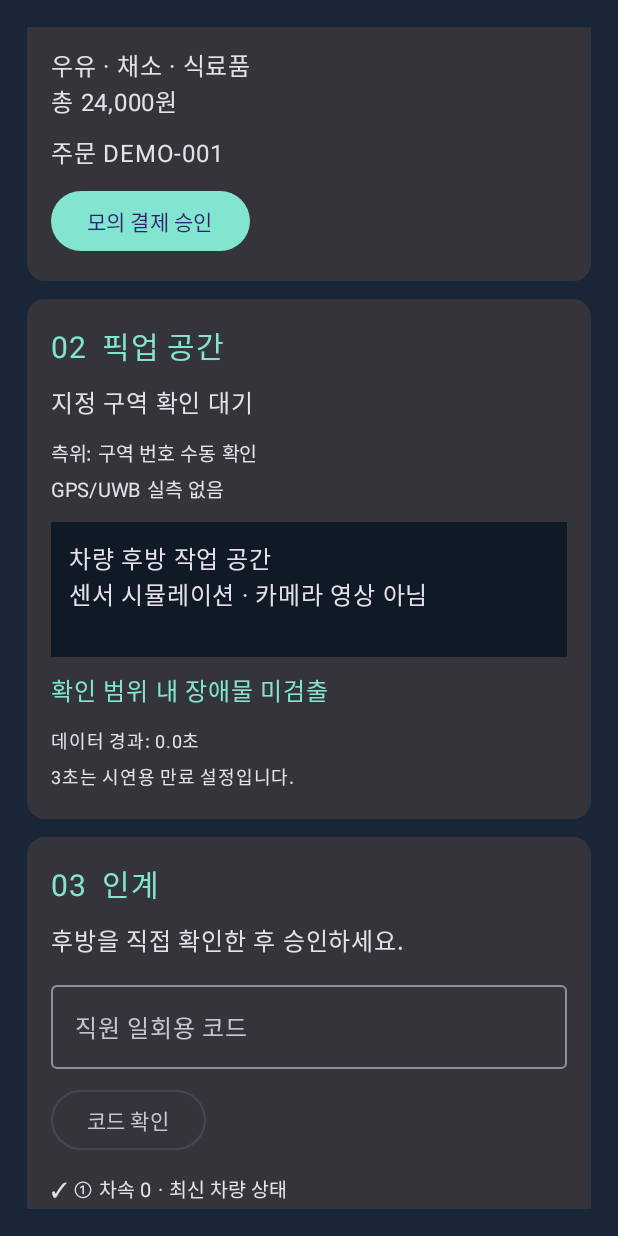
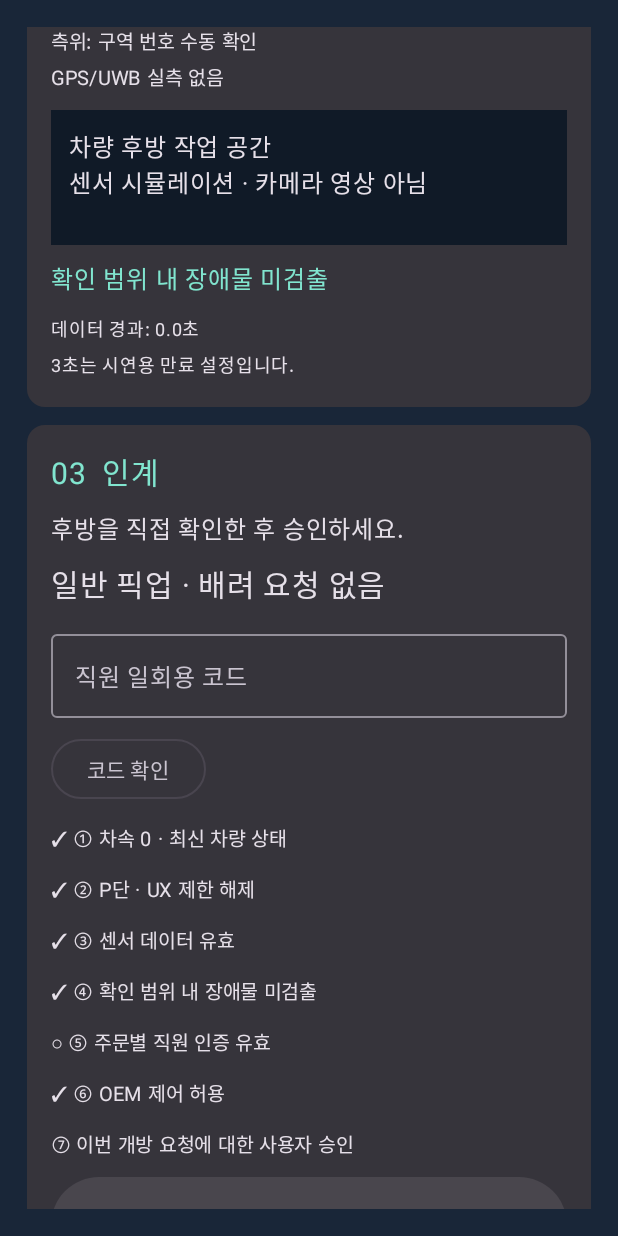
Before and after one commit to leechanghwanspace/Pleos-CurbLink, an Android app built with Jetpack Compose: the screen it shows after launch (MainActivity), on a phone screen of 412 x 824 dp. Run offline under Robolectric (Android 15) with nearby library versions, the phone set to English and light mode, and no system bars.

Commit message:
Add considerate pickup profile and assistance handoff

```diff
--- a/app/src/main/java/io/curblink/demo/CurbLinkMainScreen.kt
+++ b/app/src/main/java/io/curblink/demo/CurbLinkMainScreen.kt
@@ -19,7 +19,7 @@ fun CurbLinkMainScreen(vm: CurbLinkViewModel) {
     val s by vm.state.collectAsState()
     val locked = SafetyPolicy.locked(s.vehicle, s.now)
     val interlock = TailgateInterlockEvaluator.evaluate(s.vehicle, s.sensor, s.staff, s.order, s.now)
-    val canApprove = interlock.prerequisitesMet && s.zoneConfirmed && s.order.state == OrderState.READY && s.vehicle.tailgate == Tailgate.CLOSED
+    val canApprove = TailgateInterlockEvaluator.canRequest(s.vehicle, s.sensor, s.staff, s.order, s.now, s.zoneConfirmed, true, s.care)
     var evaluator by remember { mutableStateOf(false) }
     Surface(Modifier.fillMaxSize()) {
         Column(Modifier.safeDrawingPadding().padding(18.dp).verticalScroll(rememberScrollState()), verticalArrangement = Arrangement.spacedBy(12.dp)) {
@@ -27,6 +27,8 @@ fun CurbLinkMainScreen(vm: CurbLinkViewModel) {
             Text("차량에서 이어지는 픽업  |  독립 시연 APK · 모든 외부 연동은 모의", fontSize = 14.sp)
             Text("${s.vehicle.gear}  ·  ${s.vehicle.speedKmh.toInt()} km/h  ·  ${if (locked) "운전자 조작 잠금" else "정차 모드"}  ·  ${s.order.state}")
             if (locked) {
+                Text(assistanceLabel(s.care), fontSize = 20.sp)
+                if (s.care.needs.requested) Text("고객 준비 확인 해제 · 정차 후 다시 확인하세요", fontSize = 20.sp)
                 Card(Modifier.fillMaxWidth()) { Column(Modifier.padding(20.dp)) {
                     Text("운전에 집중해 주세요", fontSize = 24.sp)
                     Text("상품 탐색·결제·직원 코드·개방 조작이 잠겼습니다.")
@@ -72,6 +74,17 @@ fun CurbLinkMainScreen(vm: CurbLinkViewModel) {
                     OutlinedButton(onClick = vm::repeatPayment) { Text("중복 결제 재시도") }
                     OutlinedButton(onClick = vm::issueOtp) { Text("직원 코드 발급") }
                 }
+                Text("배려 요청 매장 응답 (상품 준비 완료와 별개)", fontSize = 20.sp)
+                Text("요청 서비스: " + listOfNotNull(
+                    "차량 안에서 수령".takeIf { s.care.needs.remainInVehicle },
+                    "트렁크 적재 도움".takeIf { s.care.needs.trunkLoadingHelp },
+                    "준비 시간 여유".takeIf { s.care.needs.extraPreparationTime }
+                ).joinToString(" · ").ifEmpty { "없음" }, fontSize = 20.sp)
+                Text(assistanceLabel(s.care), fontSize = 20.sp)
+                Button(onClick = { vm.assistanceResponse(AssistanceResponse.ACCEPTED) },
+                    enabled = s.care.needs.requested, modifier = Modifier.heightIn(min = 64.dp)) { Text("배려 요청 수락 · ACCEPTED", fontSize = 20.sp) }
+                OutlinedButton(onClick = { vm.assistanceResponse(AssistanceResponse.DECLINED) },
+                    enabled = s.care.needs.requested, modifier = Modifier.heightIn(min = 64.dp)) { Text("배려 요청 거절 · DECLINED", fontSize = 20.sp) }
                 Text("직원 단말 모의 코드: ${s.issuedOtp ?: "미발급/소비됨"}  ·  모의 청구 ${s.chargeCount}회  ·  개방 요청 ${s.commandCount}회")
                 Controls {
                     OutlinedButton(onClick = vm::acknowledgeOpen) { Text("차량 열림 응답") }
@@ -100,6 +113,7 @@ fun CurbLinkMainScreen(vm: CurbLinkViewModel) {
     Text("제휴 마트 DEMO · 픽업 구역 A-3")
     Text("우유 · 채소 · 식료품\n총 24,000원")
     Text("주문 ${s.order.id}")
+    CarePanel(s, vm)
     Button(onClick = vm::pay, enabled = s.order.state == OrderState.DRAFT) { Text("모의 결제 승인") }
     if (s.pendingMilk) {
         Text("음성 변경 요청 보류: 우유 추가\nMVP에서는 변경 결제를 실행하지 않습니다.")
@@ -123,11 +137,43 @@ fun CurbLinkMainScreen(vm: CurbLinkViewModel) {
 }
 @Composable private fun HandoffPanel(s: DemoState, vm: CurbLinkViewModel, checks: InterlockStatus, enabled: Boolean) {
     Text("후방을 직접 확인한 후 승인하세요.")
+    Text(assistanceLabel(s.care), fontSize = 20.sp)
+    if (s.care.needs.requested) {
+        Text(if (s.care.customerReady) "고객 준비: 직접 확인 완료" else "고객 준비: 확인 대기 · 도착만으로 확인되지 않습니다", fontSize = 20.sp)
+        Button(onClick = vm::customerReady,
+            enabled = s.care.response == AssistanceResponse.ACCEPTED && !s.care.customerReady &&
+                s.order.state in listOf(OrderState.DRAFT, OrderState.PAID, OrderState.READY),
+            modifier = Modifier.fillMaxWidth().heightIn(min = 64.dp)) { Text("정차 중 · 인계 준비됐어요", fontSize = 20.sp) }
+    }
     OutlinedTextField(value = s.otpInput, onValueChange = vm::otpInput, label = { Text("직원 일회용 코드") }, singleLine = true,
         keyboardOptions = KeyboardOptions(keyboardType = KeyboardType.Number), modifier = Modifier.fillMaxWidth())
     OutlinedButton(onClick = vm::verifyOtp) { Text("코드 확인") }
     checks.checks.forEach { Text("${if (it.passed) "✓" else "○"} ${it.label}", fontSize = 13.sp) }
     Text("⑦ 이번 개방 요청에 대한 사용자 승인", fontSize = 13.sp)
-    Button(onClick = vm::approveOpen, enabled = enabled, modifier = Modifier.fillMaxWidth()) { Text("확인 후 개방 요청 승인") }
+    Button(onClick = vm::approveOpen, enabled = enabled, modifier = Modifier.fillMaxWidth().heightIn(min = 64.dp)) { Text("확인 후 개방 요청 승인", fontSize = 20.sp) }
     Text("테일게이트: ${s.vehicle.tailgate}\n요청 전송은 실제 열림 확인과 다릅니다.", fontSize = 12.sp)
 }
+
+private fun assistanceLabel(care: CarePickup): String = if (!care.needs.requested) "일반 픽업 · 배려 요청 없음" else when (care.response) {
+    AssistanceResponse.PENDING -> "배려 요청: 매장 응답 대기 · 지원 미확정"
+    AssistanceResponse.ACCEPTED -> "배려 요청: 매장 수락"
+    AssistanceResponse.DECLINED -> "배려 요청: 매장 거절 · 인계 보류"
+}
+
+@Composable private fun CarePanel(s: DemoState, vm: CurbLinkViewModel) {
+    Text("배려 픽업 (선택)", fontSize = 22.sp)
+    Text("필요한 서비스만 선택하세요. 진단·증빙을 수집하지 않습니다. 실제 음성 기능 없이 정차 중 터치로 조작합니다.", fontSize = 18.sp)
+    val editable = s.order.state in listOf(OrderState.DRAFT, OrderState.PAID, OrderState.READY)
+    val needs = s.care.needs
+    CareOption(editable, "차량 안에서 수령", needs.remainInVehicle) { vm.serviceNeeds(needs.copy(remainInVehicle = !needs.remainInVehicle)) }
+    CareOption(editable, "트렁크 적재 도움", needs.trunkLoadingHelp) { vm.serviceNeeds(needs.copy(trunkLoadingHelp = !needs.trunkLoadingHelp)) }
+    CareOption(editable, "준비 시간 여유", needs.extraPreparationTime) { vm.serviceNeeds(needs.copy(extraPreparationTime = !needs.extraPreparationTime)) }
+    Text(assistanceLabel(s.care), fontSize = 20.sp)
+}
+
+@Composable private fun CareOption(enabled: Boolean, label: String, selected: Boolean, change: () -> Unit) {
+    OutlinedButton(onClick = change, enabled = enabled,
+        modifier = Modifier.fillMaxWidth().heightIn(min = 64.dp)) {
+        Text("${if (selected) "선택됨" else "선택 안 함"} · $label", fontSize = 20.sp)
+    }
+}
--- a/app/src/main/java/io/curblink/demo/CurbLinkModels.kt
+++ b/app/src/main/java/io/curblink/demo/CurbLinkModels.kt
@@ -5,6 +5,33 @@ enum class SensorVerdict { CLEAR_IN_VERIFIED_RANGE, OBSTACLE_DETECTED, UNVERIFIE
 enum class PositioningMode { GPS_GEOFENCE, UWB_VERIFIED_ZONE, MANUAL_BAY_NUMBER }
 enum class OrderState { DRAFT, PAID, READY, OPEN_REQUESTED, OPEN, COMPLETE }
 enum class Tailgate { CLOSED, OPEN, UNKNOWN }
+
+enum class AssistanceResponse { PENDING, ACCEPTED, DECLINED }
+data class ServiceNeeds(
+    val remainInVehicle: Boolean = false,
+    val trunkLoadingHelp: Boolean = false,
+    val extraPreparationTime: Boolean = false
+) {
+    val requested: Boolean get() = remainInVehicle || trunkLoadingHelp || extraPreparationTime
+}
+data class CarePickup(
+    val needs: ServiceNeeds = ServiceNeeds(),
+    val response: AssistanceResponse = AssistanceResponse.PENDING,
+    val customerReady: Boolean = false
+) {
+    val permitsHandoff: Boolean get() = !needs.requested ||
+        (response == AssistanceResponse.ACCEPTED && customerReady)
+    fun changeNeeds(value: ServiceNeeds): CarePickup =
+        if (value == needs) this else CarePickup(needs = value)
+    fun merchantResponse(value: AssistanceResponse): CarePickup =
+        if (!needs.requested) this else copy(response = value,
+            customerReady = customerReady && value == AssistanceResponse.ACCEPTED)
+    fun invalidate(vehicle: VehicleSnapshot, now: Long): CarePickup =
+        if (SafetyPolicy.locked(vehicle, now)) copy(customerReady = false) else this
+    fun confirmReady(vehicle: VehicleSnapshot, now: Long): CarePickup =
+        if (needs.requested && response == AssistanceResponse.ACCEPTED && !SafetyPolicy.locked(vehicle, now))
+            copy(customerReady = true) else invalidate(vehicle, now)
+}
 
 // All times supplied to the domain are monotonic milliseconds, never wall-clock time.
 data class VehicleSnapshot(
@@ -40,6 +67,7 @@ interface VehicleAdapter {
 interface PaymentAdapter { fun pay(order: Order, key: String): PaymentReceipt }
 
 data class DemoState(
+    val care: CarePickup = CarePickup(),
     val now: Long = 0,
     val vehicle: VehicleSnapshot = VehicleSnapshot(),
     val sensor: SensorSample = SensorSample(),
--- a/app/src/main/java/io/curblink/demo/SafetyAndPaymentEngines.kt
+++ b/app/src/main/java/io/curblink/demo/SafetyAndPaymentEngines.kt
@@ -23,8 +23,8 @@ object TailgateInterlockEvaluator {
             Check("⑥ OEM 제어 허용", v.oemControlAllowed)
         ))
     fun canRequest(v: VehicleSnapshot, s: SensorSample, grant: StaffGrant?, order: Order,
-                   now: Long, zoneConfirmed: Boolean, explicitApproval: Boolean): Boolean =
-        explicitApproval && zoneConfirmed && order.state == OrderState.READY && v.tailgate == Tailgate.CLOSED &&
+                   now: Long, zoneConfirmed: Boolean, explicitApproval: Boolean, care: CarePickup = CarePickup()): Boolean =
+        care.permitsHandoff && explicitApproval && zoneConfirmed && order.state == OrderState.READY && v.tailgate == Tailgate.CLOSED &&
             evaluate(v, s, grant, order, now).prerequisitesMet
 }
 
```
Also changed, not shown: app/src/main/java/io/curblink/demo/CurbLinkViewModel.kt (+29 -5 lines), 3 other files.
